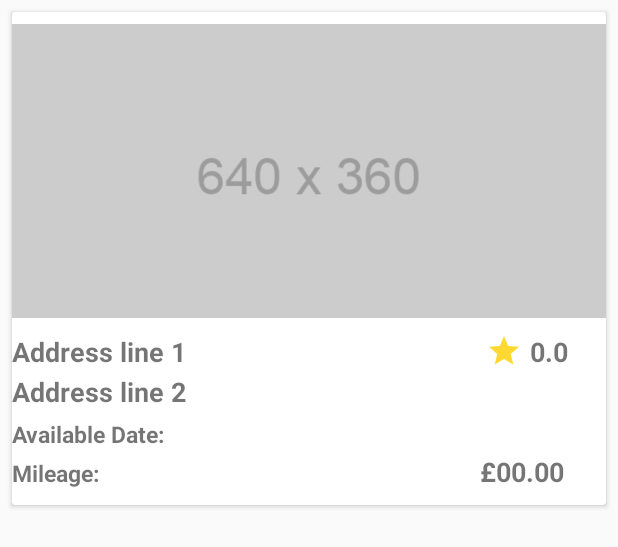
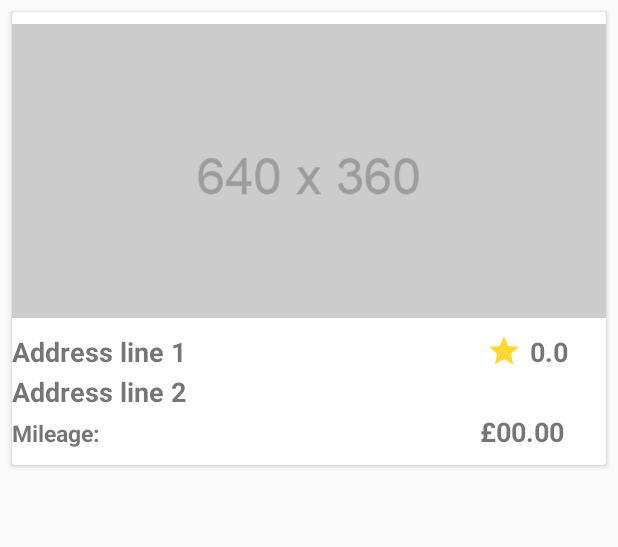
Before and after one commit to Gabsterix/Stays_App, an Android app: the layout property_card_item.xml on its own in the app's theme, with its tools: preview values and no code run, on a phone screen of 412 x 824 dp. Shown: the top 547 px of the screen. Run offline under Robolectric (Android 15) with nearby library versions, the phone set to English and light mode, and no system bars.

Commit message:
Removed the available dates from the property_card_item.xml

```diff
--- a/app/src/main/res/layout/property_card_item.xml
+++ b/app/src/main/res/layout/property_card_item.xml
@@ -86,14 +86,14 @@
                 android:layout_height="wrap_content"
                 android:orientation="vertical">
 
-                <TextView
-                    android:id="@+id/tvDate"
-                    android:layout_width="wrap_content"
-                    android:layout_height="wrap_content"
-                    android:text="Available Date: "
-                    android:textSize="15dp"
-                    android:textStyle="bold"
-                    android:layout_marginTop="5dp"/>
+<!--                <TextView-->
+<!--                    android:id="@+id/tvDate"-->
+<!--                    android:layout_width="wrap_content"-->
+<!--                    android:layout_height="wrap_content"-->
+<!--                    android:text="Available Date: "-->
+<!--                    android:textSize="15dp"-->
+<!--                    android:textStyle="bold"-->
+<!--                    android:layout_marginTop="5dp"/>-->
 
             </LinearLayout>
 
```
